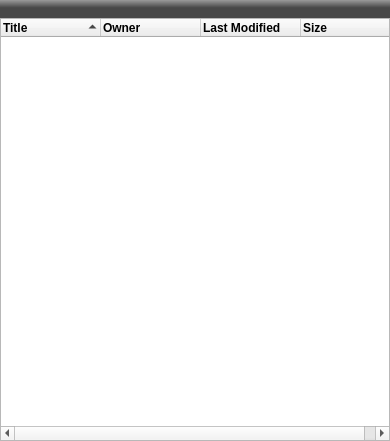
This is gui/forms/filepanel.ui in tranter/qt-google-drive as Qt 5 draws it before an edit. The edited form follows.
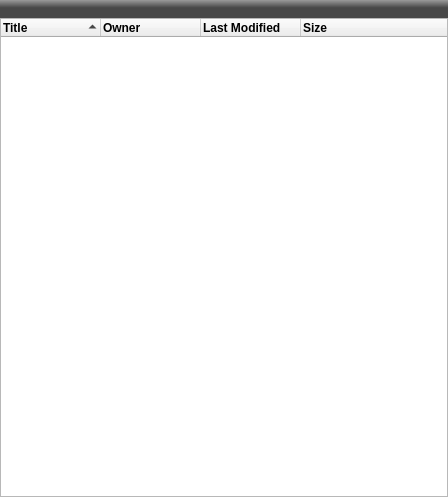
This is the edited form.

Commit message: file panel implementation and integration

Diff of the .ui file:
```diff
--- a/gui/forms/filepanel.ui
+++ b/gui/forms/filepanel.ui
@@ -6,8 +6,8 @@
    <rect>
     <x>0</x>
     <y>0</y>
-    <width>390</width>
-    <height>441</height>
+    <width>448</width>
+    <height>497</height>
    </rect>
   </property>
   <property name="windowTitle">
@@ -21,12 +21,7 @@
     <number>0</number>
    </property>
    <item>
-    <layout class="QVBoxLayout" name="leftPanelVLayout" stretch="0,0">
-     <property name="spacing">
-      <number>0</number>
-     </property>
-     <item>
-      <widget class="QLabel" name="pathLabelLeft">
+    <widget class="QLabel" name="pathLabel">
        <property name="sizePolicy">
         <sizepolicy hsizetype="Expanding" vsizetype="Preferred">
          <horstretch>0</horstretch>
@@ -87,7 +82,7 @@
       </widget>
      </item>
      <item>
-      <widget class="QTreeWidget" name="filesViewLeft">
+    <widget class="QTreeWidget" name="fileView">
        <property name="sizePolicy">
         <sizepolicy hsizetype="Expanding" vsizetype="Expanding">
          <horstretch>0</horstretch>
@@ -162,8 +157,6 @@
         </property>
        </column>
       </widget>
-     </item>
-    </layout>
    </item>
   </layout>
  </widget>
```
Lines whose indentation alone changed are shown as unchanged. The commit also changes 8 other files.
